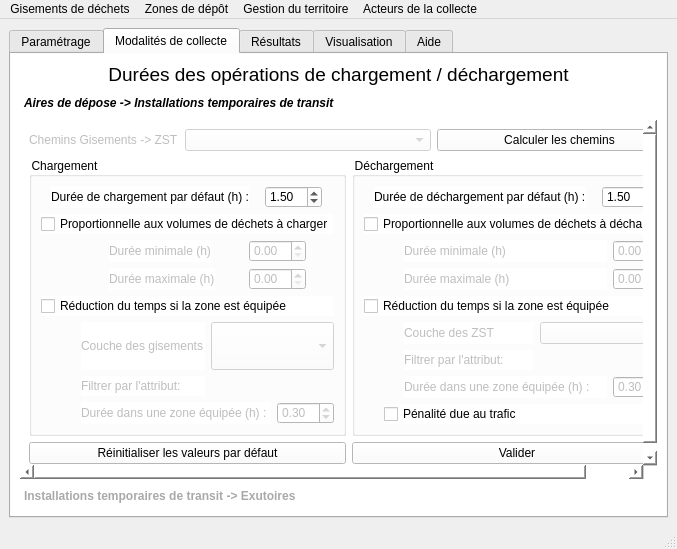
Qt form fenetre_principale_depos7.ui (quythytruong/depos_outils_simu) before a commit.
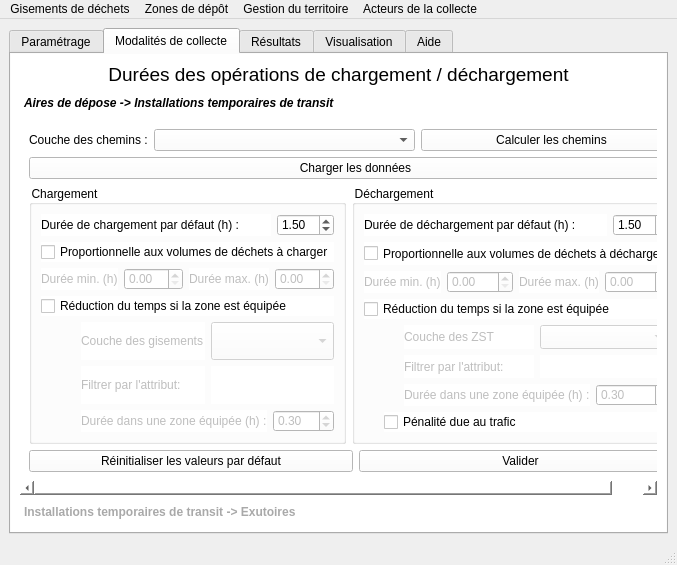
The same form after that commit. The open tabs and pages were chosen to show the change. Custom widgets are drawn as their Qt base class.

```diff
--- a/fenetre_principale_depos7.ui
+++ b/fenetre_principale_depos7.ui
@@ -7,7 +7,7 @@
     <x>0</x>
     <y>0</y>
     <width>677</width>
-    <height>549</height>
+    <height>551</height>
    </rect>
   </property>
   <property name="windowTitle">
@@ -44,6 +44,12 @@
          <layout class="QHBoxLayout" name="horizontalLayout_3">
           <item>
            <widget class="QLabel" name="label_2">
+            <property name="sizePolicy">
+             <sizepolicy hsizetype="Fixed" vsizetype="Preferred">
+              <horstretch>0</horstretch>
+              <verstretch>0</verstretch>
+             </sizepolicy>
+            </property>
             <property name="text">
              <string>&lt;html&gt;&lt;head/&gt;&lt;body&gt;&lt;p align=&quot;center&quot;&gt;&lt;span style=&quot; font-size:11pt;&quot;&gt;Progression du paramétrage&lt;/span&gt;&lt;/p&gt;&lt;/body&gt;&lt;/html&gt;</string>
             </property>
@@ -67,7 +73,7 @@
 }</string>
             </property>
             <property name="value">
-             <number>25</number>
+             <number>0</number>
             </property>
             <property name="orientation">
              <enum>Qt::Vertical</enum>
@@ -312,7 +318,7 @@
                     </sizepolicy>
                    </property>
                    <property name="text">
-                    <string>Plusieurs bassins de collecte ?</string>
+                    <string>Collecte par bassin ?</string>
                    </property>
                   </widget>
                  </item>
@@ -360,6 +366,45 @@
                  </item>
                 </layout>
                </item>
+               <item>
+                <widget class="QLabel" name="label_4">
+                 <property name="text">
+                  <string>&lt;html&gt;&lt;head/&gt;&lt;body&gt;&lt;p&gt;&lt;span style=&quot; font-weight:600; text-decoration: underline;&quot;&gt;Acteur de la collecte&lt;/span&gt;&lt;/p&gt;&lt;/body&gt;&lt;/html&gt;</string>
+                 </property>
+                </widget>
+               </item>
+               <item>
+                <layout class="QHBoxLayout" name="horizontalLayout_4">
+                 <item>
+                  <widget class="QLabel" name="label_5">
+                   <property name="text">
+                    <string>Nombre de véhicules :</string>
+                   </property>
+                  </widget>
+                 </item>
+                 <item>
+                  <widget class="QSpinBox" name="nbVehicules_spinBox">
+                   <property name="value">
+                    <number>3</number>
+                   </property>
+                  </widget>
+                 </item>
+                 <item>
+                  <widget class="QLabel" name="label_6">
+                   <property name="text">
+                    <string>&lt;html&gt;&lt;head/&gt;&lt;body&gt;&lt;p&gt;Capacité max. moyenne (m&lt;span style=&quot; vertical-align:super;&quot;&gt;3&lt;/span&gt;) :&lt;/p&gt;&lt;/body&gt;&lt;/html&gt;</string>
+                   </property>
+                  </widget>
+                 </item>
+                 <item>
+                  <widget class="QDoubleSpinBox" name="capaMaxMoy_doubleSpinBox">
+                   <property name="value">
+                    <double>32.000000000000000</double>
+                   </property>
+                  </widget>
+                 </item>
+                </layout>
+               </item>
                <item>
                 <widget class="QCommandLinkButton" name="command_param_durees">
                  <property name="text">
@@ -465,19 +510,19 @@
              <x>0</x>
              <y>0</y>
              <width>635</width>
-             <height>363</height>
+             <height>365</height>
             </rect>
            </property>
            <attribute name="label">
             <string>Aires de dépose -&gt; Installations temporaires de transit</string>
            </attribute>
-           <layout class="QGridLayout" name="gridLayout_3">
-            <item row="0" column="1" colspan="2">
-             <layout class="QHBoxLayout" name="horizontalLayout_38">
+           <layout class="QVBoxLayout" name="verticalLayout_7">
+            <item>
+             <layout class="QHBoxLayout" name="horizontalLayout_5">
               <item>
                <widget class="QLabel" name="label_8">
                 <property name="enabled">
-                 <bool>false</bool>
+                 <bool>true</bool>
                 </property>
                 <property name="sizePolicy">
                  <sizepolicy hsizetype="Fixed" vsizetype="Preferred">
@@ -486,7 +531,7 @@
                  </sizepolicy>
                 </property>
                 <property name="text">
-                 <string>Chemins Gisements -&gt; ZST</string>
+                 <string>Couche des chemins :</string>
                 </property>
                 <property name="wordWrap">
                  <bool>false</bool>
@@ -496,10 +541,10 @@
               <item>
                <widget class="QgsMapLayerComboBox" name="input_layer_ad_zst">
                 <property name="enabled">
-                 <bool>false</bool>
+                 <bool>true</bool>
                 </property>
                 <property name="sizePolicy">
-                 <sizepolicy hsizetype="Minimum" vsizetype="Fixed">
+                 <sizepolicy hsizetype="Preferred" vsizetype="Fixed">
                   <horstretch>0</horstretch>
                   <verstretch>0</verstretch>
                  </sizepolicy>
@@ -511,6 +556,12 @@
               </item>
               <item>
                <widget class="QPushButton" name="pushButtonCalculCheminVersZST">
+                <property name="sizePolicy">
+                 <sizepolicy hsizetype="Preferred" vsizetype="Fixed">
+                  <horstretch>0</horstretch>
+                  <verstretch>0</verstretch>
+                 </sizepolicy>
+                </property>
                 <property name="text">
                  <string>Calculer les chemins</string>
                 </property>
@@ -518,7 +569,283 @@
               </item>
              </layout>
             </item>
-            <item row="1" column="2">
+            <item>
+             <widget class="QPushButton" name="pushButton_7">
+              <property name="sizePolicy">
+               <sizepolicy hsizetype="Preferred" vsizetype="Maximum">
+                <horstretch>0</horstretch>
+                <verstretch>0</verstretch>
+               </sizepolicy>
+              </property>
+              <property name="text">
+               <string>Charger les données</string>
+              </property>
+              <property name="autoExclusive">
+               <bool>false</bool>
+              </property>
+              <property name="autoDefault">
+               <bool>false</bool>
+              </property>
+              <property name="default">
+               <bool>false</bool>
+              </property>
+              <property name="flat">
+               <bool>false</bool>
+              </property>
+             </widget>
+            </item>
+            <item>
+             <layout class="QHBoxLayout" name="horizontalLayout_7">
+              <item>
+               <widget class="QGroupBox" name="groupBox_5">
+                <property name="title">
+                 <string>Chargement</string>
+                </property>
+                <layout class="QVBoxLayout" name="verticalLayout_11">
+                 <item>
+                  <layout class="QHBoxLayout" name="chgt_duree_base">
+                   <item>
+                    <widget class="QLabel" name="label_53">
+                     <property name="sizePolicy">
+                      <sizepolicy hsizetype="Preferred" vsizetype="Preferred">
+                       <horstretch>0</horstretch>
+                       <verstretch>0</verstretch>
+                      </sizepolicy>
+                     </property>
+                     <property name="text">
+                      <string>Durée de chargement par défaut (h) :</string>
+                     </property>
+                    </widget>
+                   </item>
+                   <item>
+                    <widget class="QDoubleSpinBox" name="input_chgt_duree_base">
+                     <property name="sizePolicy">
+                      <sizepolicy hsizetype="Fixed" vsizetype="Fixed">
+                       <horstretch>0</horstretch>
+                       <verstretch>0</verstretch>
+                      </sizepolicy>
+                     </property>
+                     <property name="value">
+                      <double>1.500000000000000</double>
+                     </property>
+                    </widget>
+                   </item>
+                  </layout>
+                 </item>
+                 <item>
+                  <layout class="QHBoxLayout" name="horizontalLayout_29">
+                   <item>
+                    <widget class="QCheckBox" name="check_duree_selon_volume">
+                     <property name="text">
+                      <string>Proportionnelle aux volumes de déchets à charger</string>
+                     </property>
+                    </widget>
+                   </item>
+                  </layout>
+                 </item>
+                 <item>
+                  <layout class="QHBoxLayout" name="horizontalLayout_9">
+                   <item>
+                    <widget class="QLabel" name="label_54">
+                     <property name="enabled">
+                      <bool>false</bool>
+                     </property>
+                     <property name="sizePolicy">
+                      <sizepolicy hsizetype="Preferred" vsizetype="Preferred">
+                       <horstretch>0</horstretch>
+                       <verstretch>0</verstretch>
+                      </sizepolicy>
+                     </property>
+                     <property name="text">
+                      <string>Durée min. (h)</string>
+                     </property>
+                    </widget>
+                   </item>
+                   <item>
+                    <widget class="QDoubleSpinBox" name="input_duree_min">
+                     <property name="enabled">
+                      <bool>false</bool>
+                     </property>
+                     <property name="sizePolicy">
+                      <sizepolicy hsizetype="Preferred" vsizetype="Fixed">
+                       <horstretch>0</horstretch>
+                       <verstretch>0</verstretch>
+                      </sizepolicy>
+                     </property>
+                    </widget>
+                   </item>
+                   <item>
+                    <widget class="QLabel" name="label_55">
+                     <property name="enabled">
+                      <bool>false</bool>
+                     </property>
+                     <property name="text">
+                      <string>Durée max. (h)</string>
+                     </property>
+                    </widget>
+                   </item>
+                   <item>
+                    <widget class="QDoubleSpinBox" name="input_duree_max">
+                     <property name="enabled">
+                      <bool>false</bool>
+                     </property>
+                     <property name="sizePolicy">
+                      <sizepolicy hsizetype="Preferred" vsizetype="Fixed">
+                       <horstretch>0</horstretch>
+                       <verstretch>0</verstretch>
+                      </sizepolicy>
+                     </property>
+                    </widget>
+                   </item>
+                  </layout>
+                 </item>
+                 <item>
+                  <layout class="QHBoxLayout" name="horizontalLayout_30">
+                   <item>
+                    <widget class="QCheckBox" name="checkBox_duree_reduite">
+                     <property name="text">
+                      <string>Réduction du temps si la zone est équipée</string>
+                     </property>
+                    </widget>
+                   </item>
+                  </layout>
+                 </item>
+                 <item>
+                  <layout class="QHBoxLayout" name="horizontalLayout_31">
+                   <item>
+                    <spacer name="horizontalSpacer_41">
+                     <property name="orientation">
+                      <enum>Qt::Horizontal</enum>
+                     </property>
+                     <property name="sizeType">
+                      <enum>QSizePolicy::Maximum</enum>
+                     </property>
+                     <property name="sizeHint" stdset="0">
+                      <size>
+                       <width>40</width>
+                       <height>20</height>
+                      </size>
+                     </property>
+                    </spacer>
+                   </item>
+                   <item>
+                    <widget class="QLabel" name="label_9">
+                     <property name="enabled">
+                      <bool>false</bool>
+                     </property>
+                     <property name="text">
+                      <string>Couche des gisements</string>
+                     </property>
+                    </widget>
+                   </item>
+                   <item>
+                    <widget class="QgsMapLayerComboBox" name="input_layer_ad_2">
+                     <property name="enabled">
+                      <bool>false</bool>
+                     </property>
+                     <property name="sizePolicy">
+                      <sizepolicy hsizetype="Preferred" vsizetype="Preferred">
+                       <horstretch>0</horstretch>
+                       <verstretch>0</verstretch>
+                      </sizepolicy>
+                     </property>
+                    </widget>
+                   </item>
+                  </layout>
+                 </item>
+                 <item>
+                  <layout class="QHBoxLayout" name="filtrer_par_attribut2_6">
+                   <item>
+                    <spacer name="horizontalSpacer_42">
+                     <property name="orientation">
+                      <enum>Qt::Horizontal</enum>
+                     </property>
+                     <property name="sizeType">
+                      <enum>QSizePolicy::Maximum</enum>
+                     </property>
+                     <property name="sizeHint" stdset="0">
+                      <size>
+                       <width>40</width>
+                       <height>20</height>
+                      </size>
+                     </property>
+                    </spacer>
+                   </item>
+                   <item>
+                    <widget class="QLabel" name="label_59">
+                     <property name="enabled">
+                      <bool>false</bool>
+                     </property>
+                     <property name="text">
+                      <string>Filtrer par l'attribut:</string>
+                     </property>
+                    </widget>
+                   </item>
+                   <item>
+                    <widget class="QgsFieldExpressionWidget" name="input_filter_attr_2">
+                     <property name="enabled">
+                      <bool>false</bool>
+                     </property>
+                     <property name="sizePolicy">
+                      <sizepolicy hsizetype="Preferred" vsizetype="Preferred">
+                       <horstretch>0</horstretch>
+                       <verstretch>0</verstretch>
+                      </sizepolicy>
+                     </property>
+                    </widget>
+                   </item>
+                  </layout>
+                 </item>
+                 <item>
+                  <layout class="QHBoxLayout" name="horizontalLayout_35">
+                   <item>
+                    <spacer name="horizontalSpacer_44">
+                     <property name="orientation">
+                      <enum>Qt::Horizontal</enum>
+                     </property>
+                     <property name="sizeType">
+                      <enum>QSizePolicy::Maximum</enum>
+                     </property>
+                     <property name="sizeHint" stdset="0">
+                      <size>
+                       <width>40</width>
+                       <height>20</height>
+                      </size>
+                     </property>
+                    </spacer>
+                   </item>
+                   <item>
+                    <widget class="QLabel" name="label_60">
+                     <property name="enabled">
+                      <bool>false</bool>
+                     </property>
+                     <property name="text">
+                      <string>Durée dans une zone équipée (h) :</string>
+                     </property>
+                    </widget>
+                   </item>
+                   <item>
+                    <widget class="QDoubleSpinBox" name="input_duree_reduite_2">
+                     <property name="enabled">
+                      <bool>false</bool>
+                     </property>
+                     <property name="sizePolicy">
+                      <sizepolicy hsizetype="Preferred" vsizetype="Fixed">
+                       <horstretch>0</horstretch>
+                       <verstretch>0</verstretch>
+                      </sizepolicy>
+                     </property>
+                     <property name="value">
+                      <double>0.300000000000000</double>
+                     </property>
+                    </widget>
+                   </item>
+                  </layout>
+                 </item>
+                </layout>
+               </widget>
+              </item>
+              <item>
              <widget class="QGroupBox" name="groupBox_6">
               <property name="title">
                <string>Déchargement</string>
@@ -529,7 +856,7 @@
                  <item>
                   <widget class="QLabel" name="label_62">
                    <property name="sizePolicy">
-                    <sizepolicy hsizetype="Fixed" vsizetype="Preferred">
+                      <sizepolicy hsizetype="Preferred" vsizetype="Preferred">
                      <horstretch>0</horstretch>
                      <verstretch>0</verstretch>
                     </sizepolicy>
@@ -558,6 +885,12 @@
                 <layout class="QHBoxLayout" name="horizontalLayout_37">
                  <item>
                   <widget class="QCheckBox" name="check_duree_selon_volume_2">
+                     <property name="sizePolicy">
+                      <sizepolicy hsizetype="Preferred" vsizetype="Preferred">
+                       <horstretch>0</horstretch>
+                       <verstretch>0</verstretch>
+                      </sizepolicy>
+                     </property>
                    <property name="text">
                     <string>Proportionnelle aux volumes de déchets à décharger</string>
                    </property>
@@ -566,69 +899,53 @@
                 </layout>
                </item>
                <item>
-                <layout class="QGridLayout" name="gridLayout_2">
-                 <item row="0" column="0" rowspan="2">
-                  <spacer name="horizontalSpacer_47">
-                   <property name="orientation">
-                    <enum>Qt::Horizontal</enum>
-                   </property>
-                   <property name="sizeType">
-                    <enum>QSizePolicy::Maximum</enum>
-                   </property>
-                   <property name="sizeHint" stdset="0">
-                    <size>
-                     <width>40</width>
-                     <height>17</height>
-                    </size>
-                   </property>
-                  </spacer>
-                 </item>
-                 <item row="1" column="1">
+                  <layout class="QHBoxLayout" name="horizontalLayout_10">
+                   <item>
+                    <widget class="QLabel" name="label_63">
+                     <property name="enabled">
+                      <bool>false</bool>
+                     </property>
+                     <property name="text">
+                      <string>Durée min. (h)</string>
+                     </property>
+                    </widget>
+                   </item>
+                   <item>
+                    <widget class="QDoubleSpinBox" name="input_duree_min_4">
+                     <property name="enabled">
+                      <bool>false</bool>
+                     </property>
+                     <property name="sizePolicy">
+                      <sizepolicy hsizetype="Preferred" vsizetype="Preferred">
+                       <horstretch>0</horstretch>
+                       <verstretch>0</verstretch>
+                      </sizepolicy>
+                     </property>
+                    </widget>
+                   </item>
+                   <item>
                   <widget class="QLabel" name="label_64">
                    <property name="enabled">
                     <bool>false</bool>
                    </property>
                    <property name="text">
-                    <string>Durée maximale (h)</string>
+                      <string>Durée max. (h)</string>
                    </property>
                   </widget>
                  </item>
-                 <item row="1" column="2">
+                   <item>
                   <widget class="QDoubleSpinBox" name="input_duree_max_4">
                    <property name="enabled">
                     <bool>false</bool>
                    </property>
                    <property name="sizePolicy">
-                    <sizepolicy hsizetype="Fixed" vsizetype="Fixed">
+                      <sizepolicy hsizetype="Preferred" vsizetype="Fixed">
                      <horstretch>0</horstretch>
                      <verstretch>0</verstretch>
                     </sizepolicy>
                    </property>
                   </widget>
                  </item>
-                 <item row="0" column="2">
-                  <widget class="QDoubleSpinBox" name="input_duree_min_4">
-                   <property name="enabled">
-                    <bool>false</bool>
-                   </property>
-                   <property name="sizePolicy">
-                    <sizepolicy hsizetype="Fixed" vsizetype="Fixed">
-                     <horstretch>0</horstretch>
-                     <verstretch>0</verstretch>
-                    </sizepolicy>
-                   </property>
-                  </widget>
-                 </item>
-                 <item row="0" column="1">
-                  <widget class="QLabel" name="label_63">
-                   <property name="enabled">
-                    <bool>false</bool>
-                   </property>
-                   <property name="text">
-                    <string>Durée minimale (h)</string>
-                   </property>
-                  </widget>
-                 </item>
                 </layout>
                </item>
                <item>
@@ -719,7 +1036,7 @@
                     <bool>false</bool>
                    </property>
                    <property name="sizePolicy">
-                    <sizepolicy hsizetype="Preferred" vsizetype="Fixed">
+                      <sizepolicy hsizetype="Preferred" vsizetype="Preferred">
                      <horstretch>0</horstretch>
                      <verstretch>0</verstretch>
                     </sizepolicy>
@@ -752,7 +1069,7 @@
                     <bool>false</bool>
                    </property>
                    <property name="sizePolicy">
-                    <sizepolicy hsizetype="Minimum" vsizetype="Preferred">
+                      <sizepolicy hsizetype="Preferred" vsizetype="Preferred">
                      <horstretch>0</horstretch>
                      <verstretch>0</verstretch>
                     </sizepolicy>
@@ -768,7 +1085,7 @@
                     <bool>false</bool>
                    </property>
                    <property name="sizePolicy">
-                    <sizepolicy hsizetype="Fixed" vsizetype="Fixed">
+                      <sizepolicy hsizetype="Preferred" vsizetype="Fixed">
                      <horstretch>0</horstretch>
                      <verstretch>0</verstretch>
                     </sizepolicy>
@@ -800,6 +1117,12 @@
                  </item>
                  <item>
                   <widget class="QCheckBox" name="checkBox_18">
+                     <property name="sizePolicy">
+                      <sizepolicy hsizetype="Preferred" vsizetype="Fixed">
+                       <horstretch>0</horstretch>
+                       <verstretch>0</verstretch>
+                      </sizepolicy>
+                     </property>
                    <property name="text">
                     <string>Pénalité due au trafic</string>
                    </property>
@@ -810,14 +1133,11 @@
               </layout>
              </widget>
             </item>
-            <item row="3" column="2">
-             <widget class="QPushButton" name="pushButton_5">
-              <property name="text">
-               <string>Valider</string>
-              </property>
-             </widget>
+             </layout>
             </item>
-            <item row="3" column="1">
+            <item>
+             <layout class="QHBoxLayout" name="horizontalLayout_8">
+              <item>
              <widget class="QPushButton" name="pushButton_4">
               <property name="styleSheet">
                <string notr="true"/>
@@ -827,270 +1147,14 @@
               </property>
              </widget>
             </item>
-            <item row="1" column="1">
-             <widget class="QGroupBox" name="groupBox_5">
-              <property name="title">
-               <string>Chargement</string>
-              </property>
-              <layout class="QVBoxLayout" name="verticalLayout_11">
                <item>
-                <layout class="QHBoxLayout" name="chgt_duree_base">
-                 <item>
-                  <widget class="QLabel" name="label_53">
-                   <property name="sizePolicy">
-                    <sizepolicy hsizetype="Fixed" vsizetype="Preferred">
-                     <horstretch>0</horstretch>
-                     <verstretch>0</verstretch>
-                    </sizepolicy>
-                   </property>
+               <widget class="QPushButton" name="pushButton_5">
                    <property name="text">
-                    <string>Durée de chargement par défaut (h) :</string>
+                 <string>Valider</string>
                    </property>
                   </widget>
                  </item>
-                 <item>
-                  <widget class="QDoubleSpinBox" name="input_chgt_duree_base">
-                   <property name="sizePolicy">
-                    <sizepolicy hsizetype="Fixed" vsizetype="Fixed">
-                     <horstretch>0</horstretch>
-                     <verstretch>0</verstretch>
-                    </sizepolicy>
-                   </property>
-                   <property name="value">
-                    <double>1.500000000000000</double>
-                   </property>
-                  </widget>
-                 </item>
-                </layout>
-               </item>
-               <item>
-                <layout class="QHBoxLayout" name="horizontalLayout_29">
-                 <item>
-                  <widget class="QCheckBox" name="check_duree_selon_volume">
-                   <property name="text">
-                    <string>Proportionnelle aux volumes de déchets à charger</string>
-                   </property>
-                  </widget>
-                 </item>
-                </layout>
-               </item>
-               <item>
-                <layout class="QGridLayout" name="gridLayout">
-                 <item row="0" column="2">
-                  <widget class="QDoubleSpinBox" name="input_duree_min">
-                   <property name="enabled">
-                    <bool>false</bool>
-                   </property>
-                   <property name="sizePolicy">
-                    <sizepolicy hsizetype="Maximum" vsizetype="Fixed">
-                     <horstretch>0</horstretch>
-                     <verstretch>0</verstretch>
-                    </sizepolicy>
-                   </property>
-                  </widget>
-                 </item>
-                 <item row="1" column="2">
-                  <widget class="QDoubleSpinBox" name="input_duree_max">
-                   <property name="enabled">
-                    <bool>false</bool>
-                   </property>
-                   <property name="sizePolicy">
-                    <sizepolicy hsizetype="Fixed" vsizetype="Fixed">
-                     <horstretch>0</horstretch>
-                     <verstretch>0</verstretch>
-                    </sizepolicy>
-                   </property>
-                  </widget>
-                 </item>
-                 <item row="0" column="0" rowspan="2">
-                  <spacer name="horizontalSpacer_39">
-                   <property name="orientation">
-                    <enum>Qt::Horizontal</enum>
-                   </property>
-                   <property name="sizeType">
-                    <enum>QSizePolicy::Fixed</enum>
-                   </property>
-                   <property name="sizeHint" stdset="0">
-                    <size>
-                     <width>40</width>
-                     <height>20</height>
-                    </size>
-                   </property>
-                  </spacer>
-                 </item>
-                 <item row="0" column="1">
-                  <widget class="QLabel" name="label_54">
-                   <property name="enabled">
-                    <bool>false</bool>
-                   </property>
-                   <property name="sizePolicy">
-                    <sizepolicy hsizetype="Fixed" vsizetype="Preferred">
-                     <horstretch>0</horstretch>
-                     <verstretch>0</verstretch>
-                    </sizepolicy>
-                   </property>
-                   <property name="text">
-                    <string>Durée minimale (h)</string>
-                   </property>
-                  </widget>
-                 </item>
-                 <item row="1" column="1">
-                  <widget class="QLabel" name="label_55">
-                   <property name="enabled">
-                    <bool>false</bool>
-                   </property>
-                   <property name="text">
-                    <string>Durée maximale (h)</string>
-                   </property>
-                  </widget>
-                 </item>
-                </layout>
-               </item>
-               <item>
-                <layout class="QHBoxLayout" name="horizontalLayout_30">
-                 <item>
-                  <widget class="QCheckBox" name="checkBox_duree_reduite">
-                   <property name="text">
-                    <string>Réduction du temps si la zone est équipée</string>
-                   </property>
-                  </widget>
-                 </item>
-                </layout>
-               </item>
-               <item>
-                <layout class="QHBoxLayout" name="horizontalLayout_31">
-                 <item>
-                  <spacer name="horizontalSpacer_41">
-                   <property name="orientation">
-                    <enum>Qt::Horizontal</enum>
-                   </property>
-                   <property name="sizeType">
-                    <enum>QSizePolicy::Maximum</enum>
-                   </property>
-                   <property name="sizeHint" stdset="0">
-                    <size>
-                     <width>40</width>
-                     <height>20</height>
-                    </size>
-                   </property>
-                  </spacer>
-                 </item>
-                 <item>
-                  <widget class="QLabel" name="label_9">
-                   <property name="enabled">
-                    <bool>false</bool>
-                   </property>
-                   <property name="text">
-                    <string>Couche des gisements</string>
-                   </property>
-                  </widget>
-                 </item>
-                 <item>
-                  <widget class="QgsMapLayerComboBox" name="input_layer_ad_2">
-                   <property name="enabled">
-                    <bool>false</bool>
-                   </property>
-                   <property name="sizePolicy">
-                    <sizepolicy hsizetype="Preferred" vsizetype="Preferred">
-                     <horstretch>0</horstretch>
-                     <verstretch>0</verstretch>
-                    </sizepolicy>
-                   </property>
-                  </widget>
-                 </item>
-                </layout>
-               </item>
-               <item>
-                <layout class="QHBoxLayout" name="filtrer_par_attribut2_6">
-                 <item>
-                  <spacer name="horizontalSpacer_42">
-                   <property name="orientation">
-                    <enum>Qt::Horizontal</enum>
-                   </property>
-                   <property name="sizeType">
-                    <enum>QSizePolicy::Maximum</enum>
-                   </property>
-                   <property name="sizeHint" stdset="0">
-                    <size>
-                     <width>40</width>
-                     <height>20</height>
-                    </size>
-                   </property>
-                  </spacer>
-                 </item>
-                 <item>
-                  <widget class="QLabel" name="label_59">
-                   <property name="enabled">
-                    <bool>false</bool>
-                   </property>
-                   <property name="text">
-                    <string>Filtrer par l'attribut:</string>
-                   </property>
-                  </widget>
-                 </item>
-                 <item>
-                  <widget class="QgsFieldExpressionWidget" name="input_filter_attr_2">
-                   <property name="enabled">
-                    <bool>false</bool>
-                   </property>
-                   <property name="sizePolicy">
-                    <sizepolicy hsizetype="Preferred" vsizetype="Fixed">
-                     <horstretch>0</horstretch>
-                     <verstretch>0</verstretch>
-                    </sizepolicy>
-                   </property>
-                  </widget>
-                 </item>
-                </layout>
-               </item>
-               <item>
-                <layout class="QHBoxLayout" name="horizontalLayout_35">
-                 <item>
-                  <spacer name="horizontalSpacer_44">
-                   <property name="orientation">
-                    <enum>Qt::Horizontal</enum>
-                   </property>
-                   <property name="sizeType">
-                    <enum>QSizePolicy::Maximum</enum>
-                   </property>
-                   <property name="sizeHint" stdset="0">
-                    <size>
-                     <width>40</width>
-                     <height>20</height>
-                    </size>
-                   </property>
-                  </spacer>
-                 </item>
-                 <item>
-                  <widget class="QLabel" name="label_60">
-                   <property name="enabled">
-                    <bool>false</bool>
-                   </property>
-                   <property name="text">
-                    <string>Durée dans une zone équipée (h) :</string>
-                   </property>
-                  </widget>
-                 </item>
-                 <item>
-                  <widget class="QDoubleSpinBox" name="input_duree_reduite_2">
-                   <property name="enabled">
-                    <bool>false</bool>
-                   </property>
-                   <property name="sizePolicy">
-                    <sizepolicy hsizetype="Fixed" vsizetype="Fixed">
-                     <horstretch>0</horstretch>
-                     <verstretch>0</verstretch>
-                    </sizepolicy>
-                   </property>
-                   <property name="value">
-                    <double>0.300000000000000</double>
-                   </property>
-                  </widget>
-                 </item>
-                </layout>
-               </item>
-              </layout>
-             </widget>
+             </layout>
             </item>
            </layout>
           </widget>
@@ -1099,8 +1163,8 @@
             <rect>
              <x>0</x>
              <y>0</y>
-             <width>614</width>
-             <height>363</height>
+             <width>635</width>
+             <height>393</height>
             </rect>
            </property>
            <attribute name="label">
```
Left out of the diff: 240 changed lines with no effect on the pictures. Lines whose indentation alone changed are shown as unchanged.
